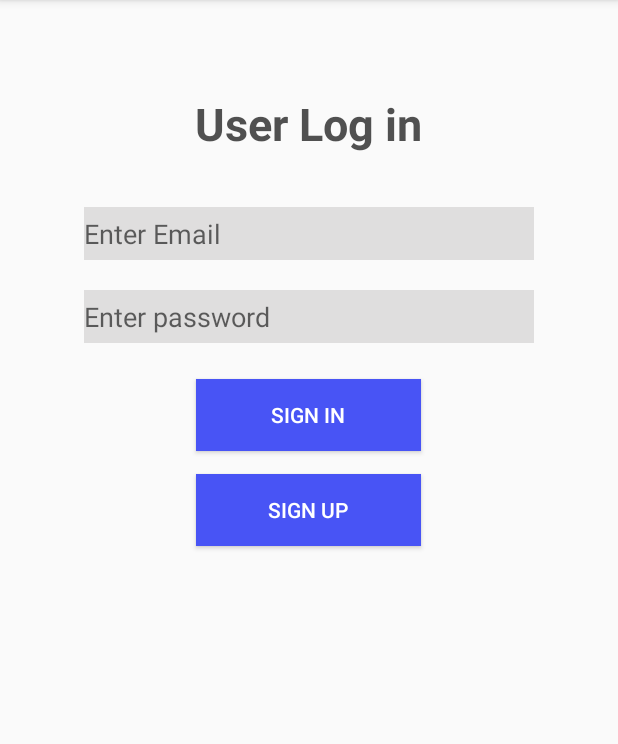
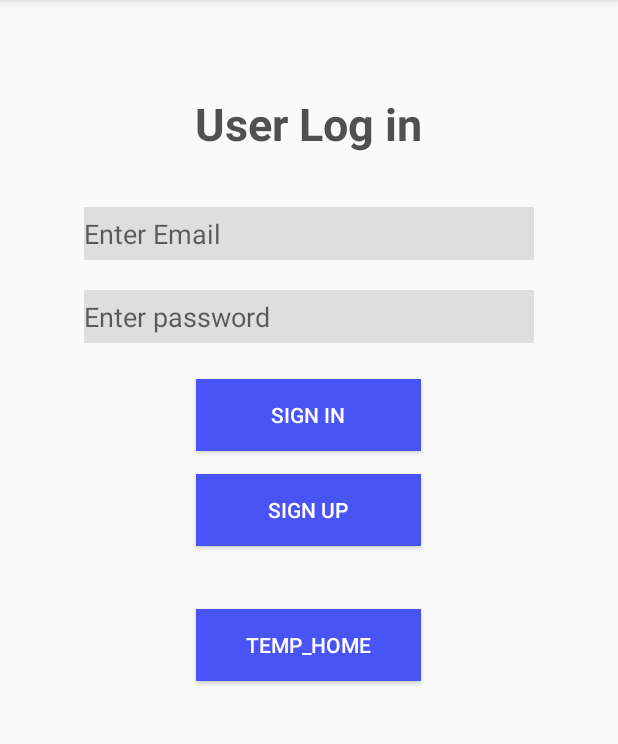
Before and after one commit to samiraj99/LanguageTutorial, an Android app: the screen it shows after launch (Login), on a phone screen of 412 x 824 dp, the part 84-828 px from its top. Run offline under Robolectric (Android 15) with nearby library versions, the phone set to English and light mode, and no system bars; our stand-ins replace Firebase (no records; nobody signed in at launch, a user with empty details on screens opened directly).

Commit message:
Update Login page

```diff
--- a/app/src/main/java/com/foslipy/languagetutorial/Login.java
+++ b/app/src/main/java/com/foslipy/languagetutorial/Login.java
@@ -1,14 +1,30 @@
 package com.foslipy.languagetutorial;
 
+import android.app.Dialog;
+import android.app.ProgressDialog;
 import android.content.Intent;
+import android.support.annotation.NonNull;
 import android.support.v7.app.AppCompatActivity;
 import android.os.Bundle;
+import android.text.TextUtils;
 import android.view.View;
 import android.widget.Button;
+import android.widget.EditText;
+import android.widget.Toast;
+
+import com.google.android.gms.tasks.OnCompleteListener;
+import com.google.android.gms.tasks.Task;
+import com.google.firebase.auth.AuthResult;
+import com.google.firebase.auth.FirebaseAuth;
 
 public class Login extends AppCompatActivity {
 
+
     Button SignIn,SignUp;
+    EditText Email,Pass;
+    ProgressDialog dialog;
+    FirebaseAuth firebaseAuth;
+
 
     @Override
     protected void onCreate(Bundle savedInstanceState) {
@@ -16,6 +32,48 @@ public class Login extends AppCompatActivity {
         setContentView(R.layout.activity_login);
         SignIn=findViewById(R.id.BT_Sign_In);
         SignUp=findViewById(R.id.BT_Sign_up);
+        Email=findViewById(R.id.Login_ET_Email);
+        Pass=findViewById(R.id.Login_ET_Pass);
+        dialog=new ProgressDialog(this);
+//
+//        if(firebaseAuth.getCurrentUser()!=null)
+//        {
+//            finish();
+//        }
+
+        SignIn.setOnClickListener(new View.OnClickListener() {
+            @Override
+            public void onClick(View view) {
+                String St_Email=Email.getText().toString().trim();
+                String St_Pass=Pass.getText().toString().trim();
+
+                if(TextUtils.isEmpty(St_Email))
+                {
+                    Toast.makeText(Login.this, "Enter Email ...", Toast.LENGTH_SHORT).show();
+                    return;
+                }else if(TextUtils.isEmpty(St_Pass))
+                {
+                    Toast.makeText(Login.this, "Enter Password...", Toast.LENGTH_SHORT).show();
+                    return;
+                }
+                dialog.setMessage("Log In ....!");
+                dialog.show();
+
+                firebaseAuth.signInWithEmailAndPassword(St_Email,St_Pass).addOnCompleteListener(new OnCompleteListener<AuthResult>() {
+                    @Override
+                    public void onComplete(@NonNull Task<AuthResult> task) {
+                        if(task.isSuccessful())
+                        {
+                            Toast.makeText(Login.this, "success", Toast.LENGTH_SHORT).show();
+                            dialog.dismiss();
+                        }else {
+                            Toast.makeText(Login.this, "Log in Failed ...! ", Toast.LENGTH_SHORT).show();
+                            dialog.dismiss();
+                        }
+                    }
+                });
+            }
+        });
 
         SignUp.setOnClickListener(new View.OnClickListener() {
             @Override
--- a/app/src/main/res/layout/activity_login.xml
+++ b/app/src/main/res/layout/activity_login.xml
@@ -6,7 +6,7 @@
     tools:context="com.foslipy.languagetutorial.Login">
 
     <EditText
-        android:id="@+id/ET_Email"
+        android:id="@+id/Login_ET_Email"
         android:layout_width="300dp"
         android:layout_height="35dp"
         android:layout_alignParentTop="true"
@@ -17,10 +17,10 @@
         android:inputType="textEmailAddress" />
 
     <EditText
-        android:id="@+id/ET_Pass"
+        android:id="@+id/Login_ET_Pass"
         android:layout_width="300dp"
         android:layout_height="35dp"
-        android:layout_below="@+id/ET_Email"
+        android:layout_below="@+id/Login_ET_Email"
         android:layout_centerHorizontal="true"
         android:layout_marginTop="20dp"
         android:background="#dfdede"
@@ -31,7 +31,7 @@
         android:id="@+id/BT_Sign_In"
         android:layout_width="150dp"
         android:layout_height="wrap_content"
-        android:layout_below="@+id/ET_Pass"
+        android:layout_below="@+id/Login_ET_Pass"
         android:layout_centerHorizontal="true"
         android:layout_marginTop="24dp"
         android:background="#4854f5"
@@ -61,4 +61,17 @@
     android:textColor="@android:color/white"
     />
 
+
+    <Button
+        android:id="@+id/temp_button"
+        android:layout_height="wrap_content"
+        android:layout_width="150dp"
+        android:layout_below="@id/BT_Sign_In"
+        android:layout_centerHorizontal="true"
+        android:layout_marginTop="105dp"
+        android:background="#4854f5"
+        android:text="temp_home"
+        android:textColor="@android:color/white"
+        />
+
 </RelativeLayout>
--- a/app/src/main/res/values/styles.xml
+++ b/app/src/main/res/values/styles.xml
@@ -8,6 +8,14 @@
         <item name="colorAccent">@color/colorAccent</item>
     </style>
 
-    <style name="FullScreen" parent="Theme.AppCompat.Light.NoActionBar">
+    <style name="FullScreen" parent="Theme.AppCompat.Light.NoActionBar"></style>
+
+    <style name="AppTheme.NoActionBar">
+        <item name="windowActionBar">false</item>
+        <item name="windowNoTitle">true</item>
     </style>
+
+    <style name="AppTheme.AppBarOverlay" parent="ThemeOverlay.AppCompat.Dark.ActionBar" />
+
+    <style name="AppTheme.PopupOverlay" parent="ThemeOverlay.AppCompat.Light" />
 </resources>
```
Also changed, not shown: app/build.gradle (+7 -0 lines), app/src/main/AndroidManifest.xml (+5 -3 lines), app/src/main/java/com/foslipy/languagetutorial/Home.java (added, +36 -0 lines), app/src/main/res/drawable-v21/ic_menu_camera.xml (added, +12 -0 lines), app/src/main/res/drawable-v21/ic_menu_gallery.xml (added, +9 -0 lines), app/src/main/res/drawable-v21/ic_menu_manage.xml (added, +9 -0 lines), app/src/main/res/drawable-v21/ic_menu_send.xml (added, +9 -0 lines), app/src/main/res/drawable-v21/ic_menu_share.xml (added, +9 -0 lines), app/src/main/res/drawable-v21/ic_menu_slideshow.xml (added, +9 -0 lines), app/src/main/res/drawable/side_nav_bar.xml (added, +9 -0 lines), app/src/main/res/layout/activity_home.xml (added, +31 -0 lines), app/src/main/res/menu/home_menu.xml (added, +18 -0 lines), app/src/main/res/values-v21/styles.xml (added, +8 -0 lines), app/src/main/res/values/dimens.xml (added, +8 -0 lines), 2 more files.
